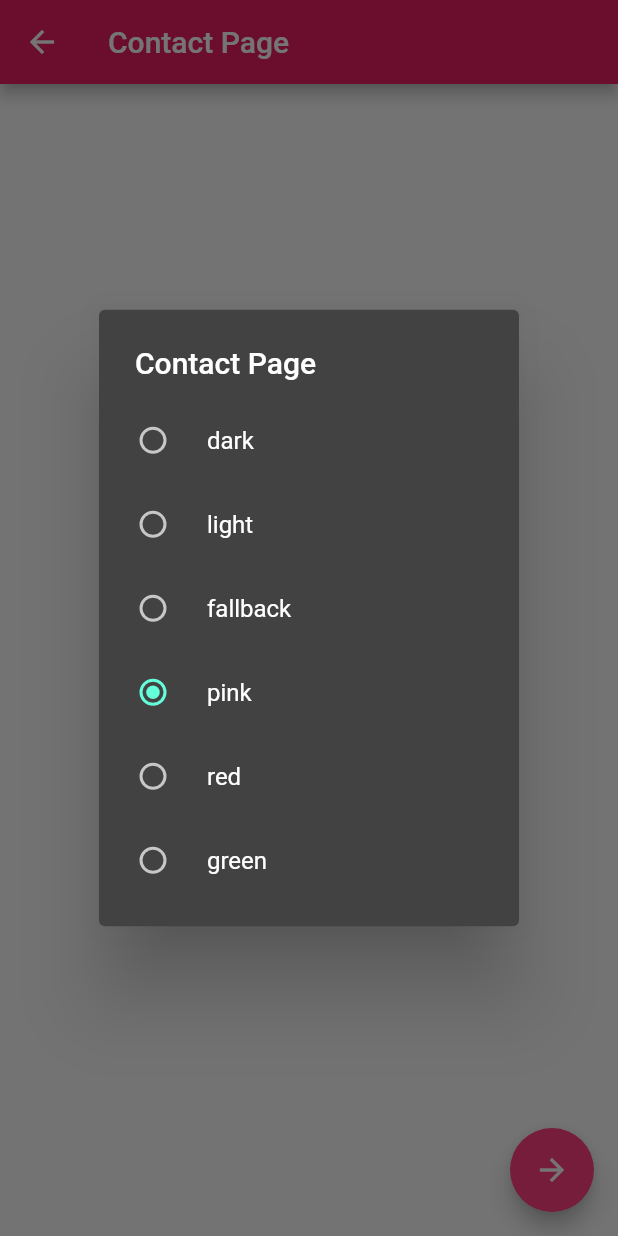
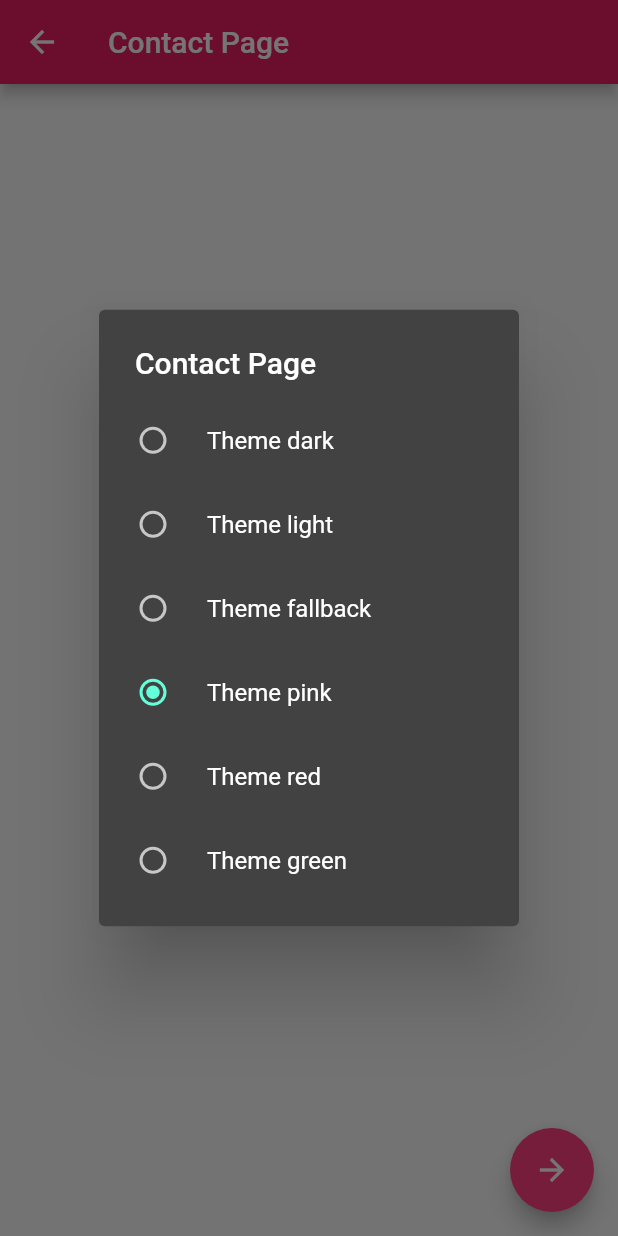
Before and after one commit to DaniloCarSan/theme_vendor, a Flutter app: the ContactPage screen opened directly, after a tap on "Change ContactPage widget", on a phone screen of 412 x 824 dp. Run offline on Flutter 3.47's test engine with Material 2 defaults, Android fonts, the phone set to English and light mode, and no system bars; our stand-ins replace shared_preferences; missing offline and left inert: bloc_pattern; accounts and stored records are empty.

Commit message:
correct error of not finding thema and add clear method

```diff
--- a/example/lib/main.dart
+++ b/example/lib/main.dart
@@ -16,12 +16,12 @@ class MyApp extends StatelessWidget {
       child: ThemeVendor(
         onSave: true,
         themes: [
-          AppTheme(themeName: 'dark',themeData: ThemeData.dark()),
-          AppTheme(themeName: 'light',themeData: ThemeData.light()),
-          AppTheme(themeName: 'fallback',themeData: ThemeData.fallback()),
-          AppTheme(themeName:'pink',themeData: ThemeData(primaryColor: Colors.pink,accentColor: Colors.pinkAccent)),
-          AppTheme(themeName:'red',themeData: ThemeData(primaryColor: Colors.red,accentColor: Colors.redAccent)),
-          AppTheme(themeName:'green',themeData: ThemeData(primaryColor: Colors.green,accentColor: Colors.greenAccent)),
+          AppTheme(themeLabel: 'Theme dark',themeName: 'dark',themeData: ThemeData.dark()),
+          AppTheme(themeLabel: 'Theme light',themeName: 'light',themeData: ThemeData.light()),
+          AppTheme(themeLabel: 'Theme fallback',themeName: 'fallback',themeData: ThemeData.fallback()),
+          AppTheme(themeLabel: 'Theme pink',themeName:'pink',themeData: ThemeData(primaryColor: Colors.pink,accentColor: Colors.pinkAccent)),
+          AppTheme(themeLabel: 'Theme red',themeName:'red',themeData: ThemeData(primaryColor: Colors.red,accentColor: Colors.redAccent)),
+          AppTheme(themeLabel: 'Theme green',themeName:'green',themeData: ThemeData(primaryColor: Colors.green,accentColor: Colors.greenAccent)),
         ],
         widgets: [
           WidgetTheme(widgetLabel: 'Application ',widgetName: 'App',themeName: 'dark',others: Colors.red),
--- a/example/lib/pages/home_page.dart
+++ b/example/lib/pages/home_page.dart
@@ -58,6 +58,12 @@ class _HomePageState extends State<HomePage> {
               },
               child: Text('Auth'),
             ),
+            RaisedButton(
+              onPressed: ()async{
+                await ThemeVendor.of(context).clear();
+              },
+              child: Text('Clear themes'),
+            ),
           ],
         ),
       ),
--- a/example/lib/pages/perfil_page.dart
+++ b/example/lib/pages/perfil_page.dart
@@ -16,7 +16,9 @@ class _PerfilPageState extends State<PerfilPage> {
 
       body:Container(
         color:  ThemeVendor.of(context).getThemeWidget('App').themeData.accentColor,
-        child: Text('345345'),
+        child: Center(
+          child: Text('345345'),
+        ),
       ),
     );
   }
--- a/lib/src/app_theme.dart
+++ b/lib/src/app_theme.dart
@@ -1,6 +1,10 @@
 import 'package:flutter/material.dart';
 
 class AppTheme {
+
+ // The description the theme
+  final String themeLabel;
+
   ///The name the theme [themeName]
   /// is required and unique
   final String themeName;
@@ -12,5 +16,5 @@ class AppTheme {
   /// Others pararams
   final dynamic others;
 
-  AppTheme({@required this.themeName, @required this.themeData, this.others});
+  AppTheme({ @required this.themeLabel , @required this.themeName, @required this.themeData, this.others});
 }
--- a/lib/src/theme_vendor.dart
+++ b/lib/src/theme_vendor.dart
@@ -64,11 +64,19 @@ class _ThemeVendorState extends State<ThemeVendor> {
     if (_widgets.length == 0)
       throw new Exception(' argument  `themesWidgets` is not empty ');
 
-    WidgetTheme widgetTheme = _widgets
-        .firstWhere((widgetTheme) => (widgetTheme.widgetName == widgetName));
-
-    return _themes.firstWhere(
-        (appTheme) => (appTheme.themeName == widgetTheme.themeName));
+    try
+    {
+      WidgetTheme widgetTheme = _widgets
+          .firstWhere((widgetTheme) => (widgetTheme.widgetName == widgetName));
+      return _themes.firstWhere(
+          (appTheme) => (appTheme.themeName == widgetTheme.themeName));
+    }
+    catch (e)
+    {
+      print('Widget or theme name not found, clear the themes save in to disk !');
+      print('Got the first theme  [${_themes.first.themeName}]');
+      return _themes.first;
+    }
   }
 
   /// Change theme of widget
@@ -84,9 +92,20 @@ class _ThemeVendorState extends State<ThemeVendor> {
           await prefs.setString(
               '$_key${_widgets[i].widgetName}', _widgets[i].themeName);
         }
+      }
+    }
+    setState(() {});
+  }
 
-        setState(() {});
-      }
+  /// Clear themes save in disk
+  Future<void>clear()async{
+
+    SharedPreferences prefs = await SharedPreferences.getInstance();
+
+    for (var i = 0; i < _widgets.length; i++)
+    {
+      WidgetTheme widgetTheme = _widgets[i];
+      await prefs.remove('$_key${widgetTheme.widgetName}');
     }
   }
 
@@ -109,7 +128,6 @@ class _ThemeVendorState extends State<ThemeVendor> {
                   widgetTheme.themeName);
         }
       }
-
       setState(() {});
     }
   }
--- a/lib/src/widgets/change_theme.dart
+++ b/lib/src/widgets/change_theme.dart
@@ -43,7 +43,7 @@ class _ChangeThemeState extends State<ChangeTheme> {
       children: ThemeVendor.of(context)
           .getThemes()
           .map((appTheme) => RadioListTile(
-                title: Text(appTheme.themeName),
+                title: Text(appTheme.themeLabel),
                 value: appTheme.themeName,
                 onChanged: (themeName) => ThemeVendor.of(context)
                     .setThemeWidget(widgetName, themeName),
```
